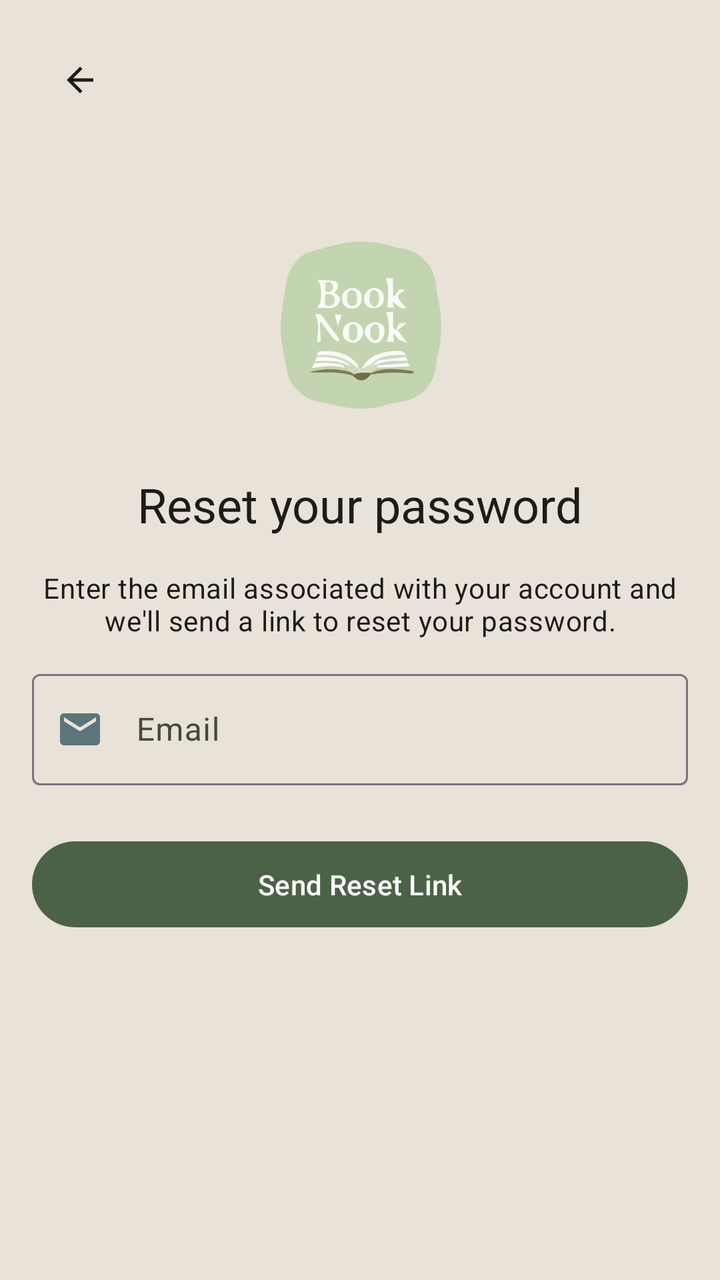
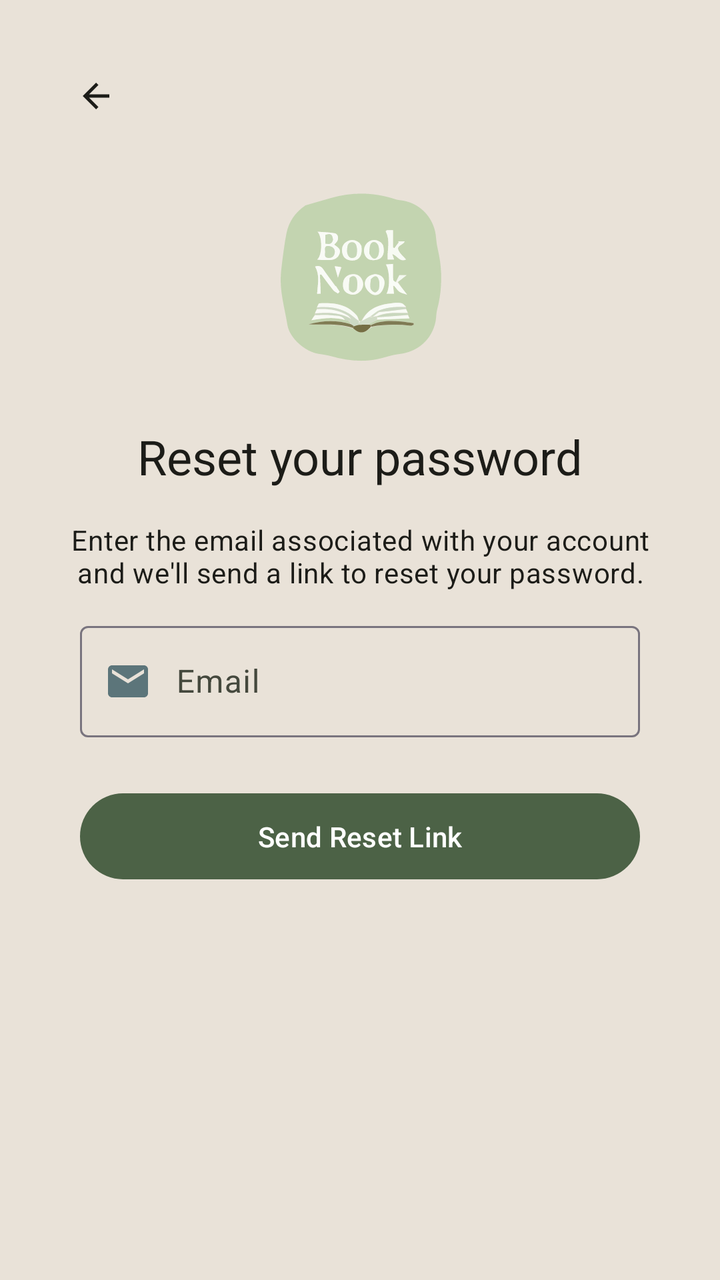

The first picture is an Android layout as it rendered before a commit; the second is the same layout after the commit. The layout source and the unified diff follow.
<!-- AndroidManifest.xml: application theme Theme.BookNookApp -->
<!-- res/layout/activity_forgot_password.xml -->
<?xml version="1.0" encoding="utf-8"?>
<androidx.constraintlayout.widget.ConstraintLayout
    xmlns:android="http://schemas.android.com/apk/res/android"
    xmlns:app="http://schemas.android.com/apk/res-auto"
    xmlns:tools="http://schemas.android.com/tools"
    android:layout_width="match_parent"
    android:layout_height="match_parent"
    android:background="?attr/colorSurface"
    android:padding="16dp"
    android:id="@+id/main"
    tools:context=".ForgotPasswordActivity">


    
    <com.google.android.material.button.MaterialButton
        android:id="@+id/btnBack"
        style="@style/Widget.Material3.Button.IconButton"
        android:contentDescription="Back arrow button"
        android:layout_width="wrap_content"
        android:layout_height="wrap_content"
        app:icon="@drawable/ic_arrow_back"
        app:iconTint="?attr/colorOnSurface"
        app:layout_constraintStart_toStartOf="parent"
        app:layout_constraintTop_toTopOf="parent"
        />

    
    <ImageView
        android:id="@+id/ivLogo"
        android:layout_width="100dp"
        android:layout_height="100dp"
        android:layout_marginTop="48dp"
        android:contentDescription="Book Nook Logo"
        android:src="@drawable/logo_book_nook"
        app:layout_constraintEnd_toEndOf="parent"
        app:layout_constraintStart_toStartOf="parent"
        app:layout_constraintTop_toBottomOf="@id/btnBack"
        />

    <TextView
        android:id="@+id/tvTitle"
        android:layout_width="wrap_content"
        android:layout_height="wrap_content"
        android:layout_marginTop="24dp"
        android:text="Reset your password"
        android:textAppearance="@style/TextAppearance.Material3.HeadlineSmall"
        android:textColor="?attr/colorOnSurface"
        app:layout_constraintEnd_toEndOf="parent"
        app:layout_constraintStart_toStartOf="parent"
        app:layout_constraintTop_toBottomOf="@id/ivLogo"
        />

    <TextView
        android:id="@+id/tvDescription"
        android:layout_width="0dp"
        android:layout_height="wrap_content"
        android:layout_marginTop="16dp"
        android:gravity="center"
        android:text="Enter the email associated with your account and we'll send a link to reset your password."
        android:textAppearance="@style/TextAppearance.Material3.BodyMedium"
        android:textColor="?attr/colorOnSurface"
        app:layout_constraintEnd_toEndOf="parent"
        app:layout_constraintStart_toStartOf="parent"
        app:layout_constraintTop_toBottomOf="@id/tvTitle"
        />

    
    <com.google.android.material.textfield.TextInputLayout
        android:id="@+id/tilEmail"
        style="@style/Widget.Material3.TextInputLayout.OutlinedBox"
        android:layout_width="0dp"
        android:layout_height="wrap_content"
        android:layout_marginTop="12dp"
        app:startIconDrawable="@drawable/ic_email"
        app:startIconTint="?attr/colorSecondary"
        android:hint="        Email"
        app:layout_constraintEnd_toEndOf="parent"
        app:layout_constraintStart_toStartOf="parent"
        app:layout_constraintTop_toBottomOf="@id/tvDescription">


        <com.google.android.material.textfield.TextInputEditText
            android:layout_width="match_parent"
            android:layout_height="wrap_content"
            android:inputType="textEmailAddress"
            />
    </com.google.android.material.textfield.TextInputLayout>

    
    <com.google.android.material.button.MaterialButton
        android:id="@+id/btnSendLink"
        style="@style/Widget.Material3.Button"
        android:layout_width="0dp"
        android:layout_height="wrap_content"
        android:layout_marginTop="24dp"
        android:paddingVertical="12dp"
        android:text="Send Reset Link"
        app:layout_constraintEnd_toEndOf="parent"
        app:layout_constraintStart_toStartOf="parent"
        app:layout_constraintTop_toBottomOf="@id/tilEmail" />


</androidx.constraintlayout.widget.ConstraintLayout>
<!-- resources referenced by this layout -->
<resources>
  <!-- drawable ic_arrow_back (drawable) -->
  <vector xmlns:android="http://schemas.android.com/apk/res/android" android:autoMirrored="true" android:height="24dp" android:tint="#000000" android:viewportHeight="960" android:viewportWidth="960" android:width="24dp">
        
      <path android:fillColor="@android:color/white" android:pathData="M313,520L537,744L480,800L160,480L480,160L537,216L313,440L800,440L800,520L313,520Z"/>
      
  </vector>
  <!-- drawable ic_email (drawable) -->
  <vector xmlns:android="http://schemas.android.com/apk/res/android" android:height="24dp" android:tint="#1A1818" android:viewportHeight="24" android:viewportWidth="24" android:width="24dp">
        
      <path android:fillColor="@android:color/white" android:pathData="M20,4L4,4c-1.1,0 -1.99,0.9 -1.99,2L2,18c0,1.1 0.9,2 2,2h16c1.1,0 2,-0.9 2,-2L22,6c0,-1.1 -0.9,-2 -2,-2zM20,8l-8,5 -8,-5L4,6l8,5 8,-5v2z"/>
      
  </vector>
  <color name="md_theme_primary">#4C6246</color>
  <color name="md_theme_onPrimary">#FFFFFF</color>
  <color name="md_theme_primaryContainer">#B4C8AA</color>
  <color name="md_theme_onPrimaryContainer">#182316</color>
  <color name="md_theme_secondary">#5C757A</color>
  <color name="md_theme_onSecondary">#FFFFFF</color>
  <color name="md_theme_secondaryContainer">#DEEBF1</color>
  <color name="md_theme_onSecondaryContainer">#141E21</color>
  <color name="md_theme_tertiary">#CB7A5C</color>
  <color name="md_theme_onTertiary">#FFFFFF</color>
  <color name="md_theme_tertiaryContainer">#FFDBC9</color>
  <color name="md_theme_onTertiaryContainer">#331200</color>
  <color name="md_theme_surface">#E9E2D8</color>
  <color name="md_theme_onSurface">#1C1C18</color>
  <color name="md_theme_surfaceContainer">#DFD9D0</color>
  <color name="md_theme_onSurfaceVariant">#44483D</color>
  <color name="md_theme_outlineVariant">#C4C8BB</color>
  <color name="md_theme_error">#BA1A1A</color>
  <color name="md_theme_onError">#FFFFFF</color>
  <style name="AppBottomSheetDialogTheme" parent="Theme.Design.Light.BottomSheetDialog">
          <item name="bottomSheetStyle">@style/AppModalStyle</item>
      </style>
  <style name="AppModalStyle" parent="Widget.Design.BottomSheet.Modal">
          <item name="android:background">@android:color/transparent</item>
      </style>
  <!-- unchanged entries left out for length: 2 -->
</resources>

<!-- the commit's change to res/layout/activity_forgot_password.xml (unified diff, before → after) -->
@@ -6,7 +6,7 @@
     android:layout_width="match_parent"
     android:layout_height="match_parent"
     android:background="?attr/colorSurface"
-    android:padding="16dp"
+    android:padding="24dp"
     android:id="@+id/main"
     tools:context=".ForgotPasswordActivity">
 
@@ -15,7 +15,7 @@
     <com.google.android.material.button.MaterialButton
         android:id="@+id/btnBack"
         style="@style/Widget.Material3.Button.IconButton"
-        android:contentDescription="Back arrow button"
+        android:contentDescription="back arrow button"
         android:layout_width="wrap_content"
         android:layout_height="wrap_content"
         app:icon="@drawable/ic_arrow_back"
@@ -29,7 +29,7 @@
         android:id="@+id/ivLogo"
         android:layout_width="100dp"
         android:layout_height="100dp"
-        android:layout_marginTop="48dp"
+        android:layout_marginTop="16dp"
         android:contentDescription="Book Nook Logo"
         android:src="@drawable/logo_book_nook"
         app:layout_constraintEnd_toEndOf="parent"
@@ -70,10 +70,12 @@
         style="@style/Widget.Material3.TextInputLayout.OutlinedBox"
         android:layout_width="0dp"
         android:layout_height="wrap_content"
+        android:layout_marginStart="16dp"
         android:layout_marginTop="12dp"
+        android:layout_marginEnd="16dp"
         app:startIconDrawable="@drawable/ic_email"
         app:startIconTint="?attr/colorSecondary"
-        android:hint="        Email"
+        android:hint="Email"
         app:layout_constraintEnd_toEndOf="parent"
         app:layout_constraintStart_toStartOf="parent"
         app:layout_constraintTop_toBottomOf="@id/tvDescription">
@@ -83,6 +85,7 @@
             android:layout_width="match_parent"
             android:layout_height="wrap_content"
             android:inputType="textEmailAddress"
+            android:paddingStart="48dp"
             />
     </com.google.android.material.textfield.TextInputLayout>
 
@@ -92,7 +95,9 @@
         style="@style/Widget.Material3.Button"
         android:layout_width="0dp"
         android:layout_height="wrap_content"
+        android:layout_marginStart="16dp"
         android:layout_marginTop="24dp"
+        android:layout_marginEnd="16dp"
         android:paddingVertical="12dp"
         android:text="Send Reset Link"
         app:layout_constraintEnd_toEndOf="parent"
